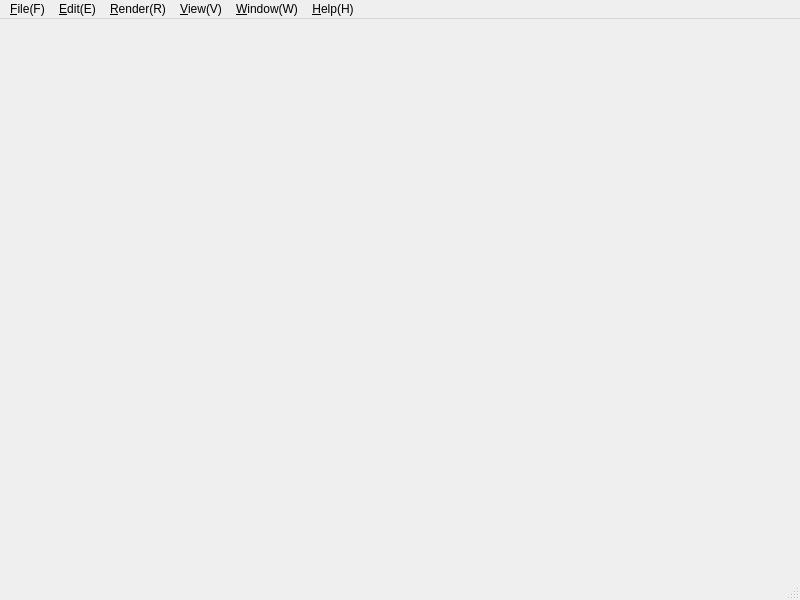
Before: the Qt Designer form ui/zenoedit/zenomainwindow.ui in zenustech/zeno, drawn with Qt 5.
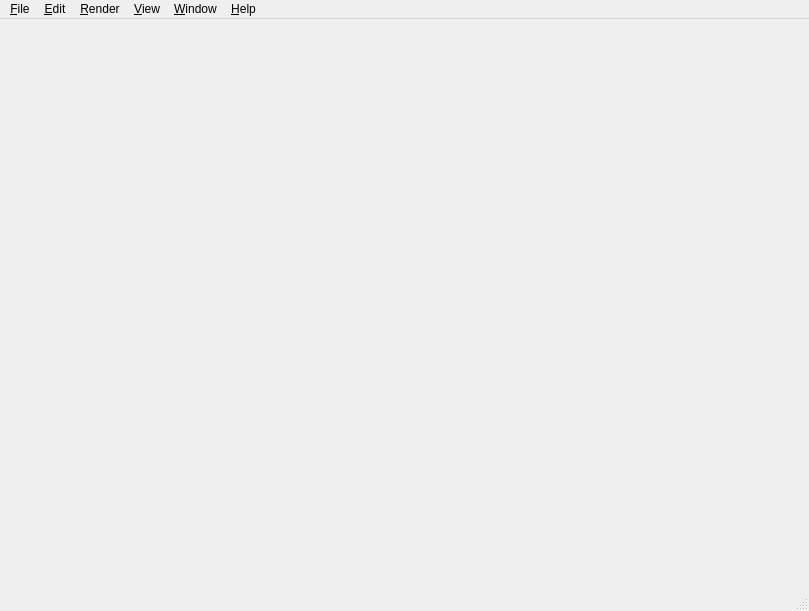
After: the same form once the commit is applied.

Commit message: [ui] 1.new style for menu(bar). 2.action dispatch  3.timeline seperator detect.

Patch:
```diff
--- a/ui/zenoedit/zenomainwindow.ui
+++ b/ui/zenoedit/zenomainwindow.ui
@@ -6,8 +6,8 @@
    <rect>
     <x>0</x>
     <y>0</y>
-    <width>800</width>
-    <height>600</height>
+    <width>809</width>
+    <height>611</height>
    </rect>
   </property>
   <property name="windowTitle">
@@ -19,13 +19,13 @@
     <rect>
      <x>0</x>
      <y>0</y>
-     <width>800</width>
+     <width>809</width>
      <height>23</height>
     </rect>
    </property>
    <widget class="QMenu" name="menuFile">
     <property name="title">
-     <string>&amp;File(F)</string>
+     <string>&amp;File</string>
     </property>
     <widget class="QMenu" name="menu_Export_E">
      <property name="title">
@@ -44,7 +44,7 @@
    </widget>
    <widget class="QMenu" name="menuEdit">
     <property name="title">
-     <string>&amp;Edit(E)</string>
+     <string>&amp;Edit</string>
     </property>
     <widget class="QMenu" name="menuCustomLayout">
      <property name="title">
@@ -59,9 +59,9 @@
     <addaction name="action_Paste_P"/>
     <addaction name="action_Cut_T"/>
    </widget>
-   <widget class="QMenu" name="menuView">
+   <widget class="QMenu" name="menuRender">
     <property name="title">
-     <string>&amp;Render(R)</string>
+     <string>&amp;Render</string>
     </property>
     <addaction name="actionSmooth_Shading"/>
     <addaction name="actionNormal_Check"/>
@@ -74,9 +74,9 @@
     <addaction name="actionShading"/>
     <addaction name="actionOptix"/>
    </widget>
-   <widget class="QMenu" name="menuView_2">
+   <widget class="QMenu" name="menuView">
     <property name="title">
-     <string>&amp;View(V)</string>
+     <string>&amp;View</string>
     </property>
     <widget class="QMenu" name="menuEnvTex">
      <property name="title">
@@ -102,7 +102,7 @@
    </widget>
    <widget class="QMenu" name="menuWindow">
     <property name="title">
-     <string>&amp;Window(W)</string>
+     <string>&amp;Window</string>
     </property>
     <widget class="QMenu" name="menuCustom_Layout">
      <property name="title">
@@ -115,14 +115,14 @@
    </widget>
    <widget class="QMenu" name="menuHelp">
     <property name="title">
-     <string>&amp;Help(H)</string>
+     <string>&amp;Help</string>
     </property>
     <addaction name="actionEnglish_Chinese"/>
    </widget>
    <addaction name="menuFile"/>
    <addaction name="menuEdit"/>
+   <addaction name="menuRender"/>
    <addaction name="menuView"/>
-   <addaction name="menuView_2"/>
    <addaction name="menuWindow"/>
    <addaction name="menuHelp"/>
   </widget>
```
Left out of the diff: 136 changed lines with no effect on the pictures. The commit also changes 12 other files.
